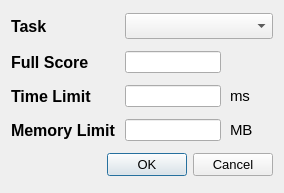
Old version of the form forms/addtaskdialog.ui in the repository Project-LemonLime/Project_LemonLime.
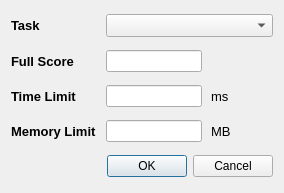
New version of the form.

Diff of the .ui file:
```diff
--- a/forms/addtaskdialog.ui
+++ b/forms/addtaskdialog.ui
@@ -28,8 +28,12 @@
    </property>
    <item row="1" column="0">
     <widget class="QLabel" name="fullScoreLabel">
-     <property name="styleSheet">
-      <string notr="true">font-size:12pt;font-weight:bold;</string>
+     <property name="font">
+      <font>
+       <pointsize>10</pointsize>
+       <weight>75</weight>
+       <bold>true</bold>
+      </font>
      </property>
      <property name="text">
       <string>Full Score</string>
@@ -38,8 +42,12 @@
    </item>
    <item row="3" column="0">
     <widget class="QLabel" name="memoryLimitLabel">
-     <property name="styleSheet">
-      <string notr="true">font-size:12pt;font-weight:bold;</string>
+     <property name="font">
+      <font>
+       <pointsize>10</pointsize>
+       <weight>75</weight>
+       <bold>true</bold>
+      </font>
      </property>
      <property name="text">
       <string>Memory Limit</string>
@@ -48,8 +56,10 @@
    </item>
    <item row="2" column="2">
     <widget class="QLabel" name="msLabel">
-     <property name="styleSheet">
-      <string notr="true">font-size:11pt;</string>
+     <property name="font">
+      <font>
+       <pointsize>10</pointsize>
+      </font>
      </property>
      <property name="text">
       <string>ms</string>
@@ -58,9 +68,6 @@
    </item>
    <item row="4" column="0" colspan="4">
     <widget class="QDialogButtonBox" name="buttonBox">
-     <property name="styleSheet">
-      <string notr="true">font-size:10pt;</string>
-     </property>
      <property name="orientation">
       <enum>Qt::Horizontal</enum>
      </property>
@@ -71,8 +78,10 @@
    </item>
    <item row="3" column="2">
     <widget class="QLabel" name="mbLabel">
-     <property name="styleSheet">
-      <string notr="true">font-size:11pt;</string>
+     <property name="font">
+      <font>
+       <pointsize>10</pointsize>
+      </font>
      </property>
      <property name="text">
       <string>MB</string>
@@ -119,8 +128,10 @@
        <height>22</height>
       </size>
      </property>
-     <property name="styleSheet">
-      <string notr="true">font-size:11pt;</string>
+     <property name="font">
+      <font>
+       <pointsize>10</pointsize>
+      </font>
      </property>
     </widget>
    </item>
@@ -138,8 +149,10 @@
        <height>22</height>
       </size>
      </property>
-     <property name="styleSheet">
-      <string notr="true">font-size:11pt;</string>
+     <property name="font">
+      <font>
+       <pointsize>10</pointsize>
+      </font>
      </property>
     </widget>
    </item>
@@ -157,15 +170,21 @@
        <height>22</height>
       </size>
      </property>
-     <property name="styleSheet">
-      <string notr="true">font-size:11pt;</string>
+     <property name="font">
+      <font>
+       <pointsize>10</pointsize>
+      </font>
      </property>
     </widget>
    </item>
    <item row="0" column="0">
     <widget class="QLabel" name="taskLabel">
-     <property name="styleSheet">
-      <string notr="true">font-size:12pt;font-weight:bold;</string>
+     <property name="font">
+      <font>
+       <pointsize>10</pointsize>
+       <weight>75</weight>
+       <bold>true</bold>
+      </font>
      </property>
      <property name="text">
       <string>Task</string>
@@ -174,8 +193,12 @@
    </item>
    <item row="2" column="0">
     <widget class="QLabel" name="timeLimitLabel">
-     <property name="styleSheet">
-      <string notr="true">font-size:12pt;font-weight:bold;</string>
+     <property name="font">
+      <font>
+       <pointsize>10</pointsize>
+       <weight>75</weight>
+       <bold>true</bold>
+      </font>
      </property>
      <property name="text">
       <string>Time Limit</string>
@@ -184,8 +207,10 @@
    </item>
    <item row="0" column="1" colspan="3">
     <widget class="QComboBox" name="taskBox">
-     <property name="styleSheet">
-      <string notr="true">font-size:11pt;</string>
+     <property name="font">
+      <font>
+       <pointsize>10</pointsize>
+      </font>
      </property>
     </widget>
    </item>
```
